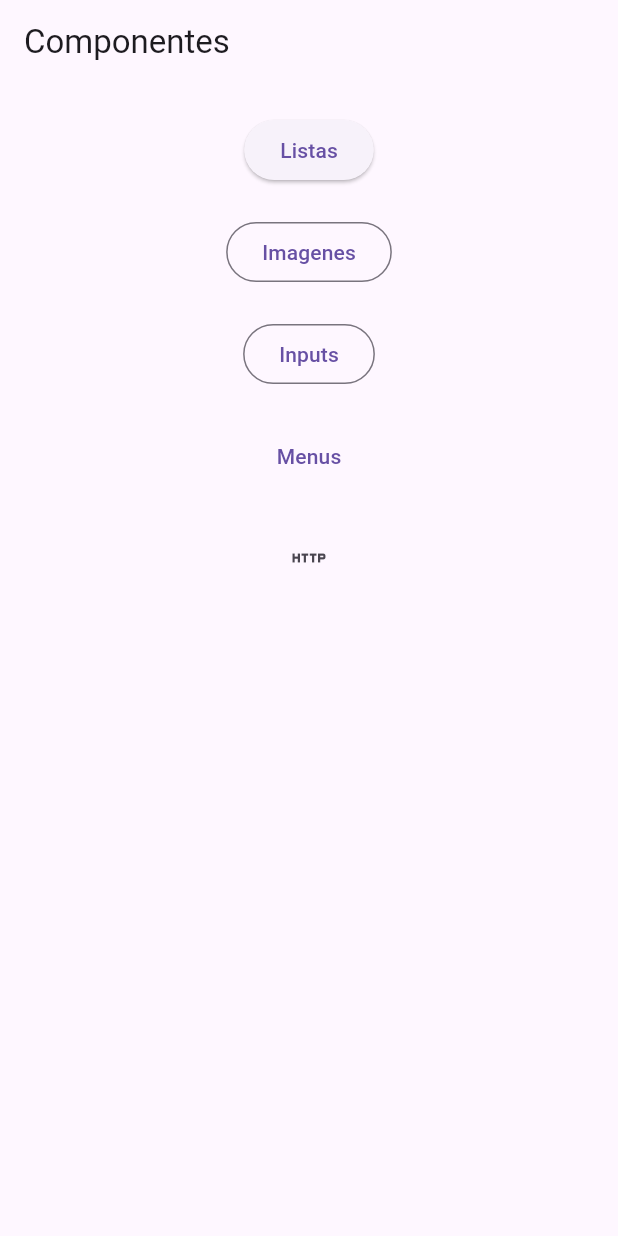
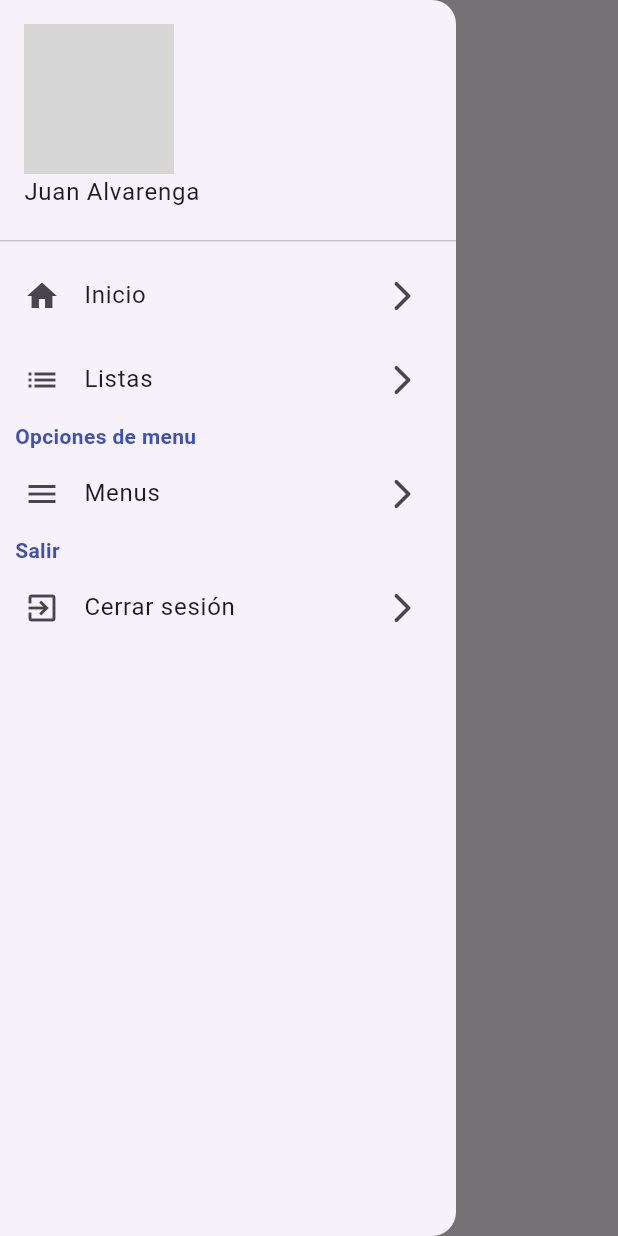
Before and after one commit to jalvarenga-unah/IS513-IIPAC-2024, a Flutter app: the screen it shows after launch, with the side drawer open (before the commit the screen has no drawer), on a phone screen of 412 x 824 dp. Run offline on Flutter 3.47's test engine with Material 3 defaults, Android fonts, the phone set to English and light mode, and no system bars; network calls fail; grey boxes are pictures that could not be loaded.

Commit message:
Imagenes, y menus

```diff
--- a/intro-flutter/componentes/lib/home_page.dart
+++ b/intro-flutter/componentes/lib/home_page.dart
@@ -10,6 +10,73 @@ class HomePage extends StatelessWidget {
     return Scaffold(
       appBar: AppBar(
         title: const Text('Componentes'),
+      ),
+      drawer: Drawer(
+        child: ListView(
+          children: [
+            DrawerHeader(
+              child: Column(
+                crossAxisAlignment: CrossAxisAlignment.start,
+                children: [
+                  CircleAvatar(
+                    radius: 50,
+                    backgroundImage: NetworkImage(
+                        'https://avatars.githubusercontent.com/u/11632827?v=4'),
+                  ),
+                  Text('Juan Alvarenga'),
+                ],
+              ),
+            ),
+            ListTile(
+              title: Text('Inicio'),
+              leading: Icon(Icons.home),
+              trailing: Icon(Icons.arrow_forward_ios_rounded),
+              onTap: () => Navigator.of(context).pushNamed('home'),
+            ),
+            ListTile(
+              title: Text('Listas'),
+              leading: Icon(Icons.list),
+              trailing: Icon(Icons.arrow_forward_ios_rounded),
+              onTap: () {},
+            ),
+            const Padding(
+              padding: EdgeInsets.symmetric(horizontal: 10.0),
+              child: Text(
+                'Opciones de menu',
+                style: TextStyle(
+                  color: Colors.indigo,
+                  fontWeight: FontWeight.bold,
+                ),
+              ),
+            ),
+            ListTile(
+              title: Text('Menus'),
+              leading: Icon(Icons.menu),
+              trailing: Icon(Icons.arrow_forward_ios_rounded),
+              onTap: () {
+                Navigator.of(context).pop(); // el drawer
+
+                Navigator.of(context).pushNamed('menus');
+              },
+            ),
+            const Padding(
+              padding: EdgeInsets.symmetric(horizontal: 10.0),
+              child: Text(
+                'Salir',
+                style: TextStyle(
+                  color: Colors.indigo,
+                  fontWeight: FontWeight.bold,
+                ),
+              ),
+            ),
+            ListTile(
+              title: Text('Cerrar sesión'),
+              leading: Icon(Icons.exit_to_app),
+              trailing: Icon(Icons.arrow_forward_ios_rounded),
+              onTap: () {},
+            ),
+          ],
+        ),
       ),
       body: Center(
         child: Column(
@@ -38,7 +105,7 @@ class HomePage extends StatelessWidget {
             ),
             const SizedBox(height: 20),
             TextButton(
-              onPressed: () {},
+              onPressed: () => Navigator.of(context).pushNamed('menus'),
               child: const Text('Menus'),
             ),
             const SizedBox(height: 20),
--- a/intro-flutter/componentes/lib/inpust_page.dart
+++ b/intro-flutter/componentes/lib/inpust_page.dart
@@ -32,6 +32,11 @@ class InputsPage extends StatelessWidget {
                   if (valor == null || valor.isEmpty) {
                     return 'El nombre es obligatorio';
                   }
+
+                  if (valor.length < 3) {
+                    return 'El nombre debe tener al menos 3 caracteres';
+                  }
+
                   return null;
                 },
               ),
--- a/intro-flutter/componentes/lib/main.dart
+++ b/intro-flutter/componentes/lib/main.dart
@@ -2,6 +2,7 @@ import 'package:componentes/home_page.dart';
 import 'package:componentes/imagenes_page.dart';
 import 'package:componentes/inpust_page.dart';
 import 'package:componentes/listas_page.dart';
+import 'package:componentes/menu_page.dart';
 import 'package:flutter/material.dart';
 
 void main() => runApp(const MyApp());
@@ -21,7 +22,7 @@ class MyApp extends StatelessWidget {
         'listas': (context) => ListasPage(),
         'imagenes': (context) => const ImagenesPage(),
         'inputs': (context) => InputsPage(),
-        'menus': (context) => ListasPage(),
+        'menus': (context) => MenuPage(),
         'peticiones': (context) => ListasPage(),
       },
       onGenerateRoute: (settings) {
```
Also changed, not shown: intro-flutter/componentes/lib/imagenes_page.dart (+16 -2 lines), intro-flutter/componentes/lib/menu_page.dart (added, +14 -0 lines).
